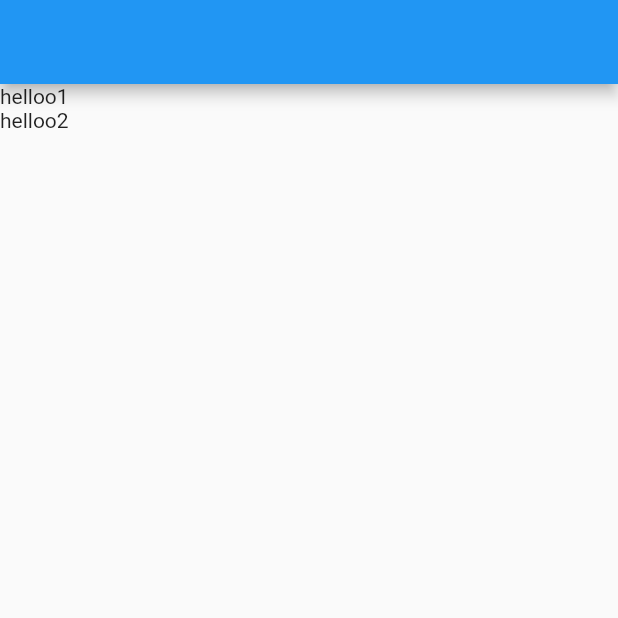
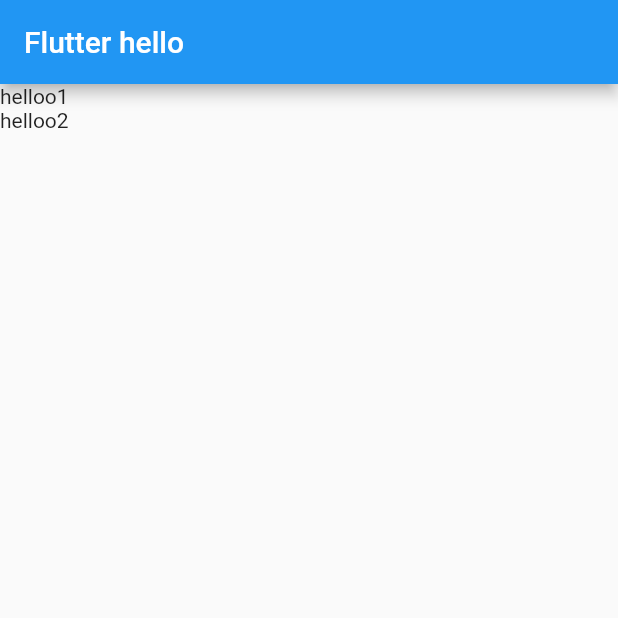
Before and after one commit to Soumi7/reaction_lab, a Flutter app: the screen it shows after launch, on a phone screen of 412 x 824 dp, the top half of it. Run offline on Flutter 3.47's test engine with Material 2 defaults, Android fonts, the phone set to English and light mode, and no system bars.

Commit message:
Add title

```diff
--- a/lib/screens/login_screen.dart
+++ b/lib/screens/login_screen.dart
@@ -4,7 +4,9 @@ class LoginScreen extends StatelessWidget {
   @override
   Widget build(BuildContext context) {
     return Scaffold(
-      appBar: AppBar(),
+      appBar: AppBar(
+        title: Text('Flutter hello'),
+      ),
       body: Column(
         children: [
           Text('helloo1'),
```
